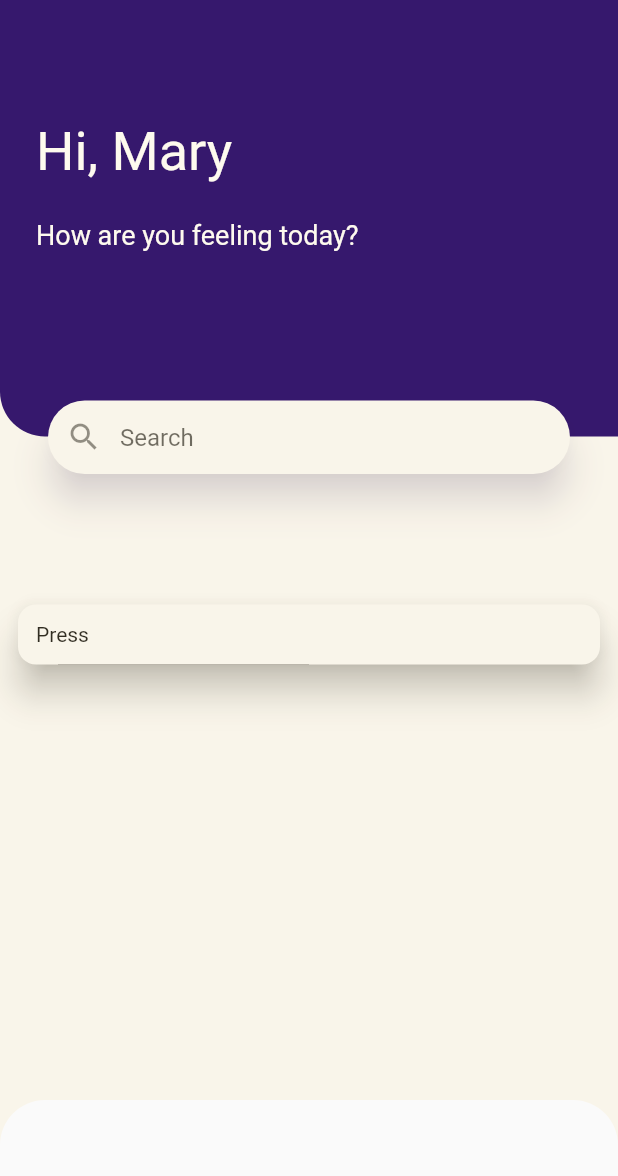
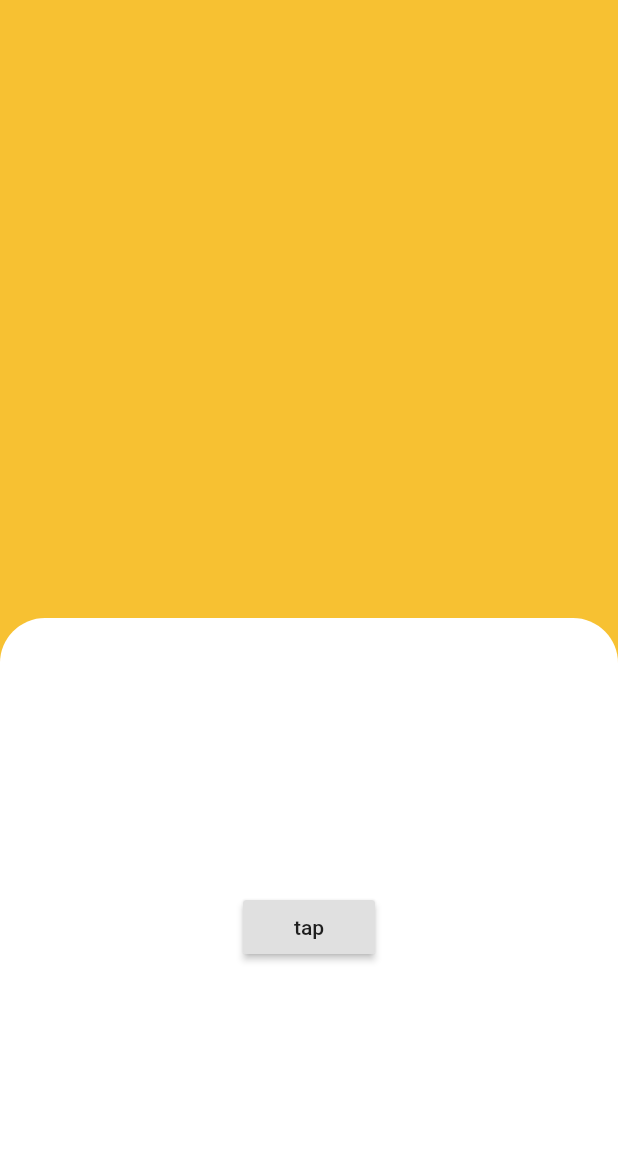
Before and after one commit to dshukertjr/health, a Flutter app: the screen it shows after launch, after a tap on "Press", on a phone screen of 412 x 824 dp. Shown: the top 1176 px of the screen. Run offline on Flutter 3.47's test engine with Material 2 defaults, Android fonts, the phone set to English and light mode, and no system bars.

Commit message:
secondaryAnimation not working for initial route

```diff
--- a/lib/pages/health_page.dart
+++ b/lib/pages/health_page.dart
@@ -3,10 +3,10 @@ import 'package:flutter/material.dart';
 class HealthPageRoute extends PageRouteBuilder {
   HealthPageRoute()
       : super(
-          transitionDuration: Duration(seconds: 5),
+          transitionDuration: Duration(seconds: 1),
           pageBuilder: (BuildContext context, Animation<double> animation,
                   Animation<double> secondaryAnimation) =>
-              HealthPage(animation: animation),
+              HealthPage(),
           transitionsBuilder: (BuildContext context,
               Animation<double> animation,
               Animation<double> secondaryAnimation,
@@ -16,6 +16,14 @@ class HealthPageRoute extends PageRouteBuilder {
             var curve = Curves.easeIn;
             var tween =
                 Tween(begin: begin, end: end).chain(CurveTween(curve: curve));
+
+            SlideTransition(
+              position: Tween<Offset>(
+                begin: Offset.zero,
+                end: Offset(1.0, 0),
+              ).animate(ModalRoute.of(context).secondaryAnimation),
+              child: child,
+            );
             return FadeTransition(
               opacity: animation.drive(tween),
               child: child,
@@ -25,12 +33,14 @@ class HealthPageRoute extends PageRouteBuilder {
 }
 
 class HealthPage extends StatelessWidget {
-  final Animation<double> animation;
-
-  const HealthPage({Key key, @required this.animation}) : super(key: key);
+  const HealthPage({
+    Key key,
+  }) : super(key: key);
 
   @override
   Widget build(BuildContext context) {
+    final animation = ModalRoute.of(context).animation;
+    final secondaryAnimation = ModalRoute.of(context).secondaryAnimation;
     return Scaffold(
       backgroundColor: Theme.of(context).accentColor,
       body: Column(
@@ -40,11 +50,26 @@ class HealthPage extends StatelessWidget {
             animation: animation,
             child: Container(
               decoration: BoxDecoration(
-                  color: Colors.white,
-                  borderRadius: BorderRadius.only(
-                    topLeft: Radius.circular(30),
-                    topRight: Radius.circular(30),
-                  )),
+                color: Colors.white,
+                borderRadius: BorderRadius.only(
+                  topLeft: Radius.circular(30),
+                  topRight: Radius.circular(30),
+                ),
+              ),
+              child: AnimatedBuilder(
+                  animation: secondaryAnimation,
+                  child: RaisedButton(
+                    child: Text('tap'),
+                    onPressed: () {
+                      Navigator.of(context).push(ThirdPageRoute());
+                    },
+                  ),
+                  builder: (context, child) {
+                    return Align(
+                      alignment: Alignment(secondaryAnimation.value, 0),
+                      child: child,
+                    );
+                  }),
             ),
             builder: (context, child) {
               return SizedBox(
@@ -59,3 +84,44 @@ class HealthPage extends StatelessWidget {
     );
   }
 }
+
+class ThirdPageRoute extends PageRouteBuilder {
+  ThirdPageRoute()
+      : super(
+          transitionDuration: Duration(seconds: 1),
+          pageBuilder: (BuildContext context, Animation<double> animation,
+                  Animation<double> secondaryAnimation) =>
+              ThirdPage(),
+          transitionsBuilder: (BuildContext context,
+              Animation<double> animation,
+              Animation<double> secondaryAnimation,
+              Widget child) {
+            var begin = 0.0;
+            var end = 1.0;
+            var curve = Curves.easeIn;
+            var tween =
+                Tween(begin: begin, end: end).chain(CurveTween(curve: curve));
+
+            SlideTransition(
+              position: Tween<Offset>(
+                begin: Offset.zero,
+                end: Offset(1.0, 0),
+              ).animate(ModalRoute.of(context).secondaryAnimation),
+              child: child,
+            );
+            return FadeTransition(
+              opacity: animation.drive(tween),
+              child: child,
+            );
+          },
+        );
+}
+
+class ThirdPage extends StatelessWidget {
+  @override
+  Widget build(BuildContext context) {
+    return Container(
+      color: Colors.red,
+    );
+  }
+}
--- a/lib/pages/home_page.dart
+++ b/lib/pages/home_page.dart
@@ -9,6 +9,7 @@ class HomePage extends StatefulWidget {
 class _HomePageState extends State<HomePage> {
   @override
   Widget build(BuildContext context) {
+    final secondaryAnimation = ModalRoute.of(context).secondaryAnimation;
     return Scaffold(
       body: Column(
         crossAxisAlignment: CrossAxisAlignment.stretch,
@@ -56,6 +57,8 @@ class _HomePageState extends State<HomePage> {
                     maxHeight: 100,
                     child: Padding(
                       padding: const EdgeInsets.symmetric(horizontal: 8),
+                      child: AnimatedBuilder(
+                          animation: secondaryAnimation,
                           child: Material(
                             shadowColor:
                                 Theme.of(context).primaryColor.withOpacity(0.3),
@@ -82,6 +85,13 @@ class _HomePageState extends State<HomePage> {
                               onSubmitted: (val) {},
                             ),
                           ),
+                          builder: (context, child) {
+                            return Transform.translate(
+                              offset: Offset(secondaryAnimation.value, 0),
+                              // opacity: animation.value,
+                              child: child,
+                            );
+                          }),
                     ),
                   ),
                 ),
@@ -92,6 +102,7 @@ class _HomePageState extends State<HomePage> {
           Padding(
             padding: const EdgeInsets.all(12),
             child: Material(
+              clipBehavior: Clip.hardEdge,
               elevation: 10,
               shape: RoundedRectangleBorder(
                 borderRadius: BorderRadius.circular(12),
@@ -105,7 +116,10 @@ class _HomePageState extends State<HomePage> {
                   );
                 },
                 child: Padding(
-                  padding: const EdgeInsets.all(12),
+                  padding: const EdgeInsets.symmetric(
+                    vertical: 24,
+                    horizontal: 12,
+                  ),
                   child: Text('Press'),
                 ),
               ),
```
Also changed, not shown: pubspec.lock. Lines whose indentation alone changed are shown as unchanged.
